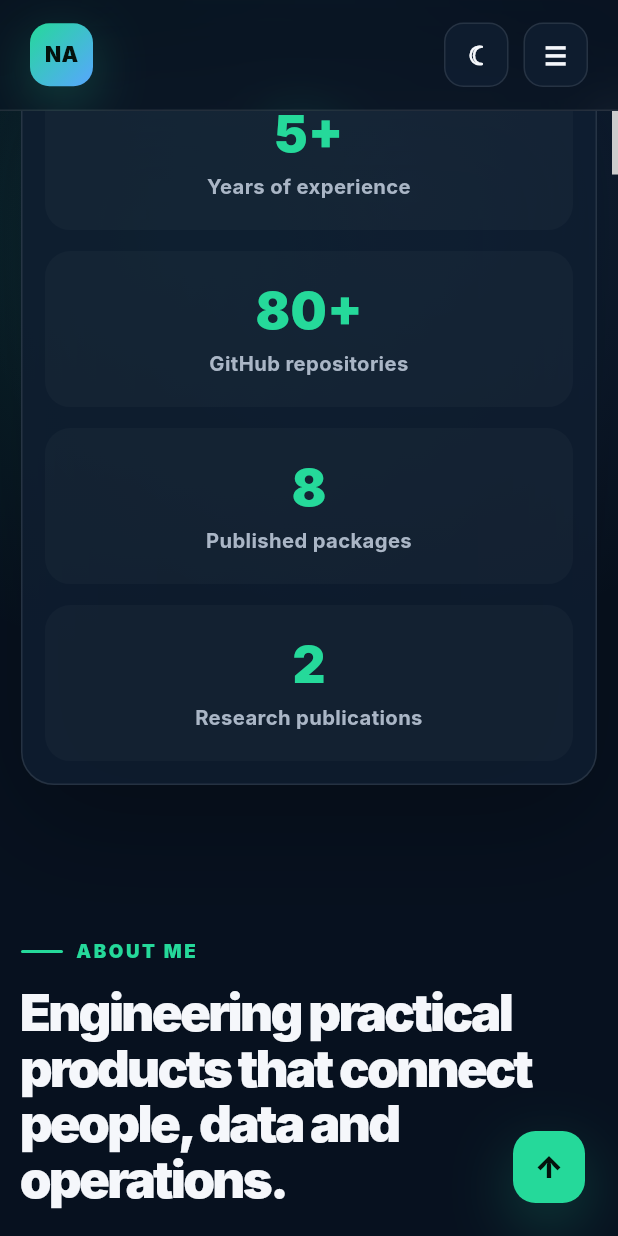
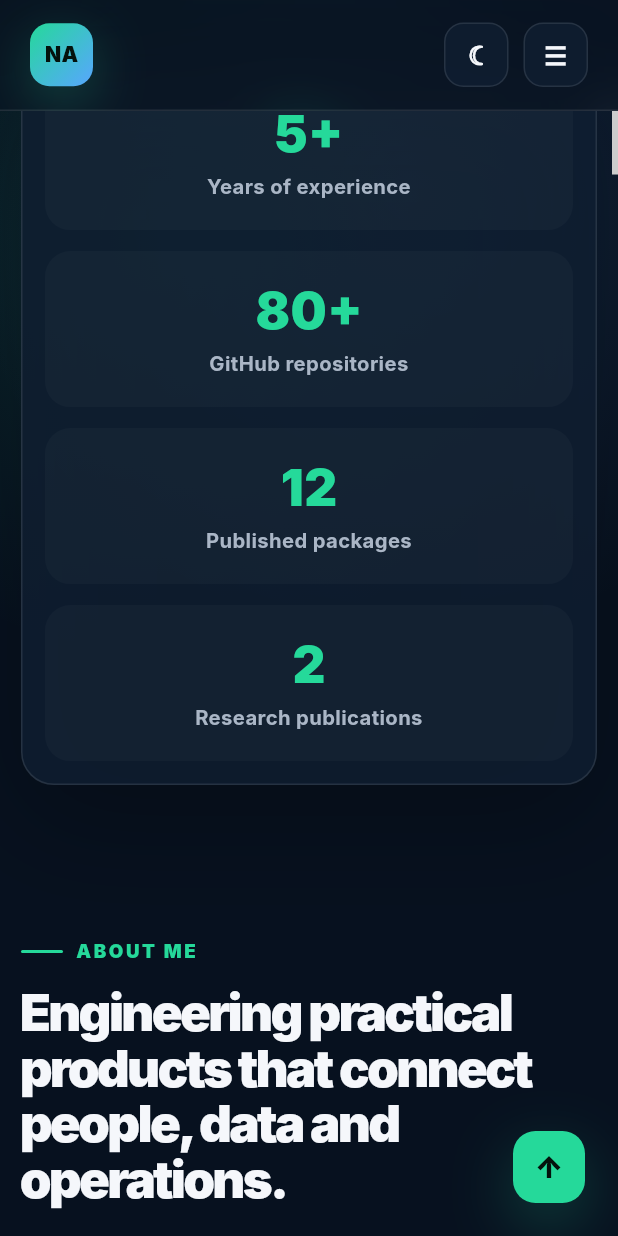
Before and after one commit to NafimAhmed/NafimAhmed.github.io, a Flutter app: the screen it shows after launch, scrolled down 1728 dp, on a phone screen of 412 x 824 dp. Run offline on Flutter 3.47's test engine with Material 3 defaults, Android fonts, the phone set to English and light mode, and no system bars; our stand-ins replace shared_preferences; network calls fail; Roboto replaces fonts that are missing (Inter).

Commit message:
Update published packages count from 8 to 12

```diff
--- a/lib/src/portfolio_page.dart
+++ b/lib/src/portfolio_page.dart
@@ -1291,7 +1291,7 @@ class _StatsSection extends StatelessWidget {
             children: const [
               ('5+', 'Years of experience'),
               ('80+', 'GitHub repositories'),
-              ('8', 'Published packages'),
+              ('12', 'Published packages'),
               ('2', 'Research publications'),
             ]
                 .map(
```
